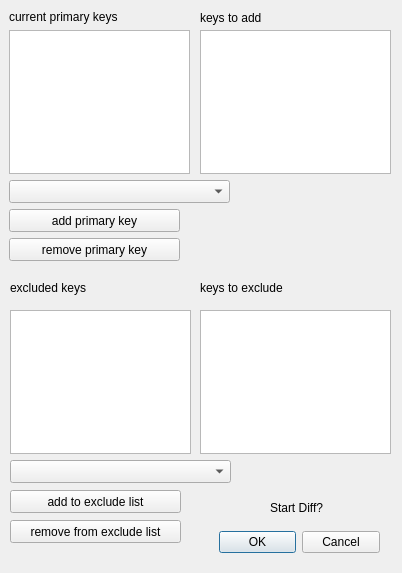
First picture: the form in u_widget.ui, repository tgys/csv-diff-gui, before the edit.
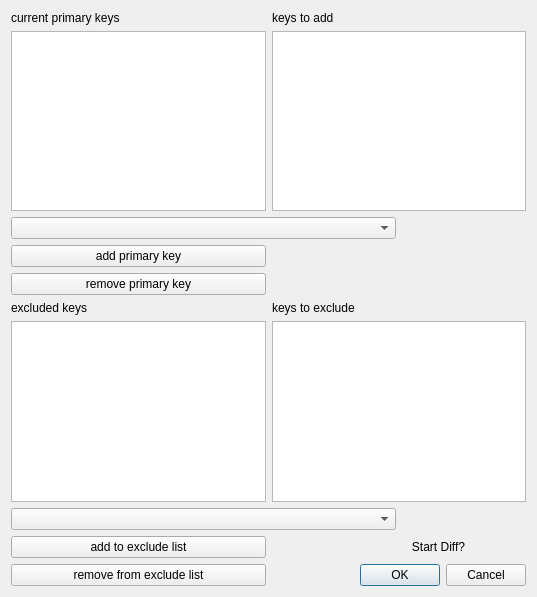
Second picture: the form after the edit.

Patch:
```diff
--- a/u_widget.ui
+++ b/u_widget.ui
@@ -6,206 +6,106 @@
    <rect>
     <x>0</x>
     <y>0</y>
-    <width>402</width>
-    <height>573</height>
+    <width>537</width>
+    <height>597</height>
    </rect>
   </property>
   <property name="windowTitle">
    <string>GroupBox</string>
   </property>
-  <widget class="QListView" name="listView">
-   <property name="geometry">
-    <rect>
-     <x>9</x>
-     <y>30</y>
-     <width>181</width>
-     <height>144</height>
-    </rect>
-   </property>
-  </widget>
-  <widget class="QComboBox" name="comboBox">
-   <property name="geometry">
-    <rect>
-     <x>9</x>
-     <y>180</y>
-     <width>221</width>
-     <height>23</height>
-    </rect>
-   </property>
-  </widget>
-  <widget class="QPushButton" name="pushButton">
-   <property name="geometry">
-    <rect>
-     <x>9</x>
-     <y>209</y>
-     <width>171</width>
-     <height>23</height>
-    </rect>
-   </property>
-   <property name="text">
-    <string>add primary key</string>
-   </property>
-  </widget>
-  <widget class="QPushButton" name="pushButton_2">
-   <property name="geometry">
-    <rect>
-     <x>9</x>
-     <y>238</y>
-     <width>171</width>
-     <height>23</height>
-    </rect>
-   </property>
-   <property name="text">
-    <string>remove primary key</string>
-   </property>
-  </widget>
-  <widget class="QDialogButtonBox" name="buttonBox">
-   <property name="geometry">
-    <rect>
-     <x>219</x>
-     <y>530</y>
-     <width>161</width>
-     <height>24</height>
-    </rect>
-   </property>
-   <property name="orientation">
-    <enum>Qt::Horizontal</enum>
-   </property>
-   <property name="standardButtons">
-    <set>QDialogButtonBox::Cancel|QDialogButtonBox::Ok</set>
-   </property>
-  </widget>
+  <layout class="QGridLayout" name="gridLayout">
+   <item row="0" column="0">
   <widget class="QLabel" name="label">
-   <property name="geometry">
-    <rect>
-     <x>9</x>
-     <y>9</y>
-     <width>126</width>
-     <height>16</height>
-    </rect>
-   </property>
    <property name="text">
     <string>current primary keys</string>
    </property>
   </widget>
-  <widget class="QLabel" name="label_2">
-   <property name="geometry">
-    <rect>
-     <x>270</x>
-     <y>500</y>
-     <width>61</width>
-     <height>16</height>
-    </rect>
-   </property>
-   <property name="text">
-    <string>Start Diff?</string>
-   </property>
-  </widget>
-  <widget class="QListView" name="listView_2">
-   <property name="geometry">
-    <rect>
-     <x>200</x>
-     <y>30</y>
-     <width>191</width>
-     <height>144</height>
-    </rect>
-   </property>
-  </widget>
+   </item>
+   <item row="0" column="1" colspan="2">
   <widget class="QLabel" name="label_3">
-   <property name="geometry">
-    <rect>
-     <x>200</x>
-     <y>10</y>
-     <width>81</width>
-     <height>16</height>
-    </rect>
-   </property>
    <property name="text">
     <string>keys to add</string>
    </property>
   </widget>
-  <widget class="QListView" name="listView_3">
-   <property name="geometry">
-    <rect>
-     <x>10</x>
-     <y>310</y>
-     <width>181</width>
-     <height>144</height>
-    </rect>
-   </property>
-  </widget>
-  <widget class="QListView" name="listView_4">
-   <property name="geometry">
-    <rect>
-     <x>200</x>
-     <y>310</y>
-     <width>191</width>
-     <height>144</height>
-    </rect>
-   </property>
-  </widget>
+   </item>
+   <item row="1" column="0">
+    <widget class="QListView" name="listView"/>
+   </item>
+   <item row="1" column="1" colspan="2">
+    <widget class="QListView" name="listView_2"/>
+   </item>
+   <item row="2" column="0" colspan="2">
+    <widget class="QComboBox" name="comboBox"/>
+   </item>
+   <item row="3" column="0">
+    <widget class="QPushButton" name="pushButton">
+     <property name="text">
+      <string>add primary key</string>
+     </property>
+    </widget>
+   </item>
+   <item row="4" column="0">
+    <widget class="QPushButton" name="pushButton_2">
+     <property name="text">
+      <string>remove primary key</string>
+     </property>
+    </widget>
+   </item>
+   <item row="5" column="0">
   <widget class="QLabel" name="label_4">
-   <property name="geometry">
-    <rect>
-     <x>10</x>
-     <y>280</y>
-     <width>151</width>
-     <height>16</height>
-    </rect>
-   </property>
    <property name="text">
     <string>excluded keys</string>
    </property>
   </widget>
+   </item>
+   <item row="5" column="1" colspan="2">
   <widget class="QLabel" name="label_5">
-   <property name="geometry">
-    <rect>
-     <x>200</x>
-     <y>280</y>
-     <width>151</width>
-     <height>16</height>
-    </rect>
-   </property>
    <property name="text">
     <string>keys to exclude</string>
    </property>
   </widget>
-  <widget class="QComboBox" name="comboBox_2">
-   <property name="geometry">
-    <rect>
-     <x>10</x>
-     <y>460</y>
-     <width>221</width>
-     <height>23</height>
-    </rect>
-   </property>
-  </widget>
+   </item>
+   <item row="6" column="0">
+    <widget class="QListView" name="listView_3"/>
+   </item>
+   <item row="6" column="1" colspan="2">
+    <widget class="QListView" name="listView_4"/>
+   </item>
+   <item row="7" column="0" colspan="2">
+    <widget class="QComboBox" name="comboBox_2"/>
+   </item>
+   <item row="8" column="0">
   <widget class="QPushButton" name="pushButton_3">
-   <property name="geometry">
-    <rect>
-     <x>10</x>
-     <y>490</y>
-     <width>171</width>
-     <height>23</height>
-    </rect>
-   </property>
    <property name="text">
     <string>add to exclude list</string>
    </property>
   </widget>
+   </item>
+   <item row="9" column="0">
   <widget class="QPushButton" name="pushButton_4">
-   <property name="geometry">
-    <rect>
-     <x>10</x>
-     <y>520</y>
-     <width>171</width>
-     <height>23</height>
-    </rect>
-   </property>
    <property name="text">
     <string>remove from exclude list</string>
    </property>
   </widget>
+   </item>
+   <item row="9" column="1" colspan="2">
+    <widget class="QDialogButtonBox" name="buttonBox">
+     <property name="orientation">
+      <enum>Qt::Horizontal</enum>
+     </property>
+     <property name="standardButtons">
+      <set>QDialogButtonBox::Cancel|QDialogButtonBox::Ok</set>
+     </property>
+    </widget>
+   </item>
+   <item row="8" column="2">
+    <widget class="QLabel" name="label_2">
+     <property name="text">
+      <string>   Start Diff?</string>
+     </property>
+    </widget>
+   </item>
+  </layout>
  </widget>
  <resources/>
  <connections/>
```
Lines whose indentation alone changed are shown as unchanged.
